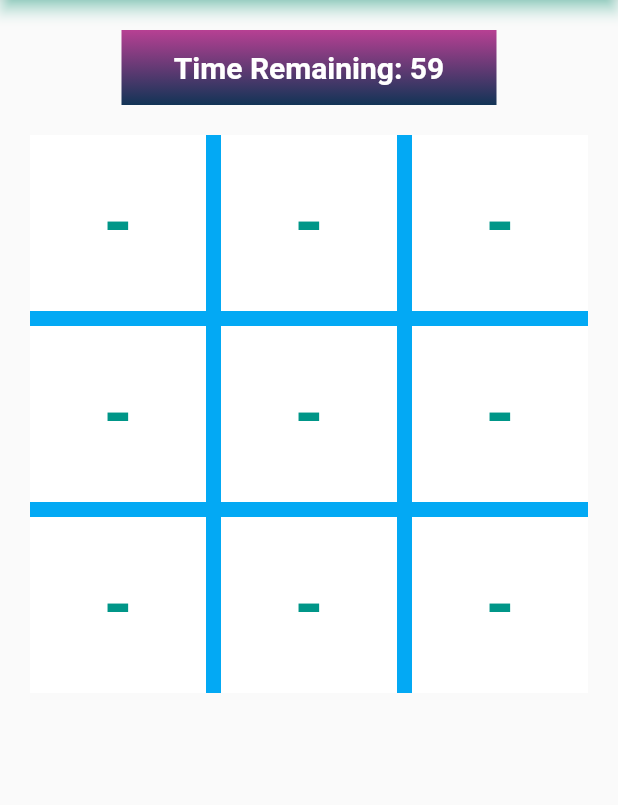
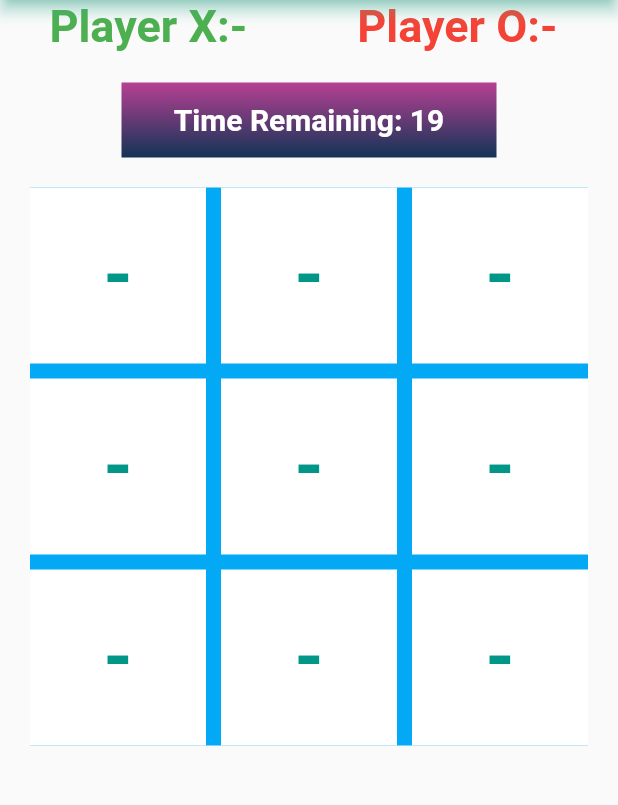
Before and after one commit to shubhamgitvns/Tic-Tac-Toe, a Flutter app: the MyFirstHomePage screen opened directly, after a tap on "Play", on a phone screen of 412 x 824 dp, the part 84-889 px from its top. Run offline on Flutter 3.47's test engine with Material 2 defaults, Android fonts, the phone set to English and light mode, and no system bars; network calls fail.

Commit message:
Complete timer setup in human mode

```diff
--- a/lib/Stateful.dart
+++ b/lib/Stateful.dart
@@ -32,12 +32,14 @@ class _MyFirstHomePageState extends State<MyFirstHomePage> {
   bool showornot = false;
   bool play = false;
   bool showbtn=false;
+  bool timeover=false;// using time over message
   int result = 0;
-  int _Counter=60;
+  int _Counter=20;
   late Timer _timer;
+
  // All function using in the app
  void startTimer(){
-   _Counter=60;
+   _Counter=20;
    _timer=Timer.periodic(Duration(seconds:1),(timer) {
      if(_Counter>0){
        setState(() {
@@ -46,6 +48,7 @@ class _MyFirstHomePageState extends State<MyFirstHomePage> {
      } else{
        setState(() {
          showornot=false;
+         timeover=true; //change the bool value here on timeover
          _timer.cancel();
        });
 
@@ -272,7 +275,7 @@ class _MyFirstHomePageState extends State<MyFirstHomePage> {
               Row(
                 mainAxisAlignment: MainAxisAlignment.spaceAround,
                 children: [
-                  if (play && winner == "" && result == 0)
+                  if (showornot)
                     Text(
                       "Player X:- $currentplayername",
                       style: TextStyle(
@@ -281,7 +284,7 @@ class _MyFirstHomePageState extends State<MyFirstHomePage> {
                         color: currentplayercolorred,
                       ),
                     ),
-                  if (play && winner == "" && result == 0)
+                  if (showornot)
                     Text(
                       "Player O:- $secondplayername",
                       style: TextStyle(
@@ -354,6 +357,19 @@ class _MyFirstHomePageState extends State<MyFirstHomePage> {
                     ),
                   ),
                 ),
+              if(timeover) // if time is over than show this message
+                const Padding(
+                  padding: EdgeInsets.all(8.0),
+                  child: Center(
+                    child: Text(
+                      "Ops!s Time Is Over",
+                      style: TextStyle(
+                          fontSize: 30,
+                          fontWeight: FontWeight.bold,
+                          color: Colors.red),
+                    ),
+                  ),
+                ),
               Padding(
                 padding: const EdgeInsets.only(top: 20),
                 child: Container(
@@ -366,7 +382,6 @@ class _MyFirstHomePageState extends State<MyFirstHomePage> {
                       colors: [
                       Color(0xffb74093),
                         Color(0xff123456),
-                        //Color( #1BFFFF),
                       ],
                     ),
                   ),
@@ -454,7 +469,7 @@ class _MyFirstHomePageState extends State<MyFirstHomePage> {
                   ),
                 ),
               ),
-              if(GameEnd || Gamedraw)
+              if(GameEnd || Gamedraw || timeover)
               Padding(
                 padding: const EdgeInsets.all(8.0),
                 child: Container(
```
